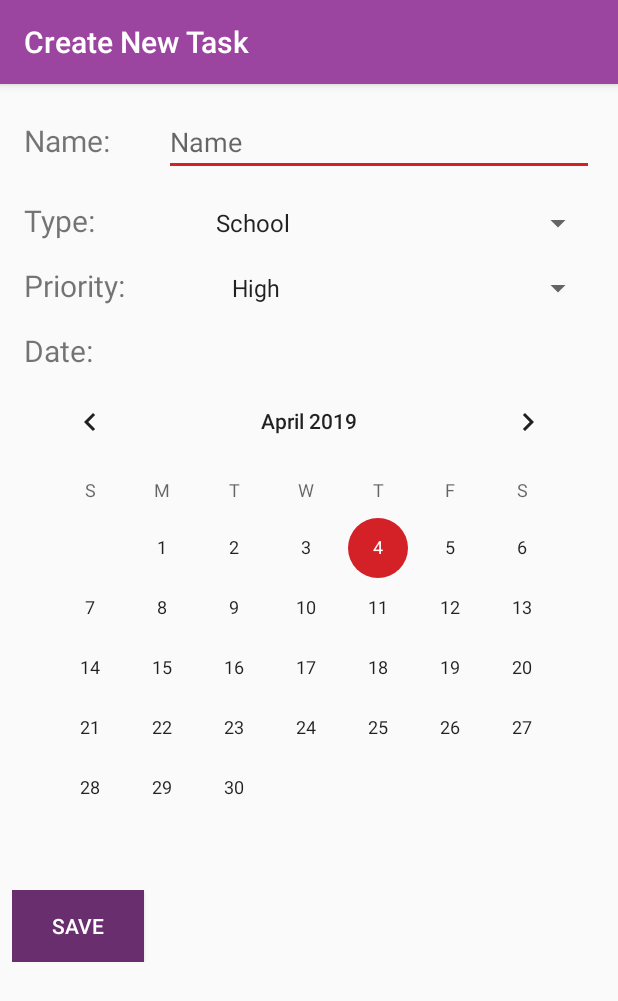
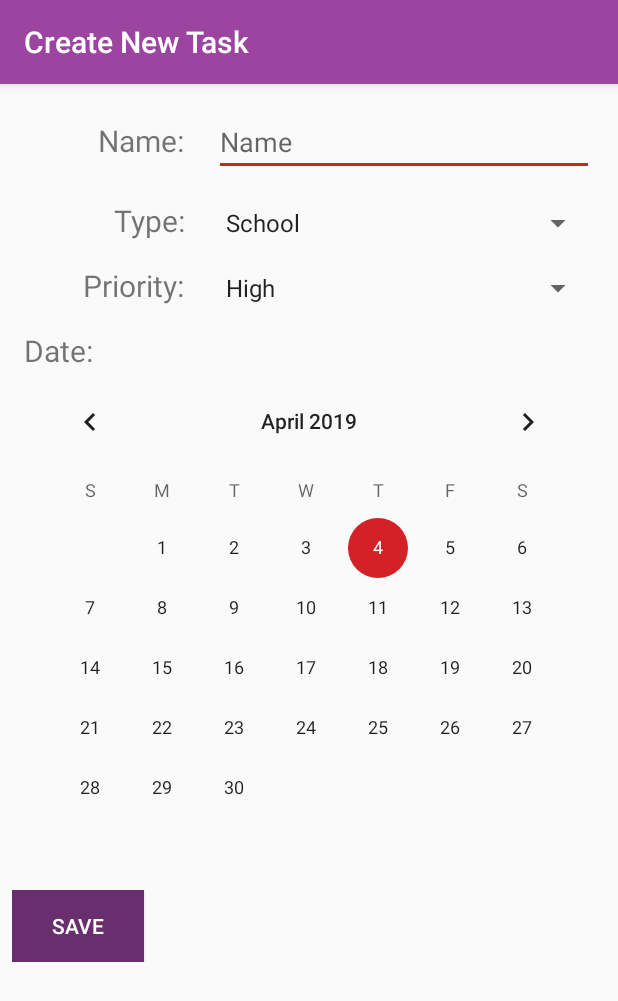
Before and after one commit to greenstack/yatm, an Android app: the ListDataActivity screen opened directly, with no data from a screen before it, on a phone screen of 412 x 824 dp. Shown: the top 1001 px of the screen. Run offline under Robolectric (Android 15) with nearby library versions, the phone set to English and light mode, and no system bars; our stand-ins replace Room's generated code.

Commit message:
added some new layout stuff

```diff
--- a/app/build.gradle
+++ b/app/build.gradle
@@ -27,5 +27,6 @@ dependencies {
     androidTestImplementation 'com.android.support.test.espresso:espresso-core:3.0.2'
     implementation 'com.android.support:recyclerview-v7:28.0.0'
     implementation 'org.jetbrains:annotations-java5:15.0'
+    implementation 'com.android.support:gridlayout-v7:28.0.0'
 
 }
--- a/app/src/main/res/layout/set_up_list.xml
+++ b/app/src/main/res/layout/set_up_list.xml
@@ -22,17 +22,19 @@
 
         <TextView
             android:id="@+id/name_text"
-            android:layout_width="wrap_content"
+            android:layout_width="match_parent"
             android:layout_height="wrap_content"
-            android:layout_weight="1"
+            android:layout_weight="2"
+            android:layout_marginRight="20dp"
             android:text="@string/list_setup_name"
+            android:textAlignment="textEnd"
             android:textSize="20sp" />
 
         <EditText
             android:id="@+id/name_edit_text"
-            android:layout_width="wrap_content"
+            android:layout_width="match_parent"
             android:layout_height="wrap_content"
-            android:layout_weight="2"
+            android:layout_weight="1"
             android:ems="10"
             android:hint="@string/list_setup_name_edit"
             android:inputType="textPersonName" />
@@ -49,17 +51,19 @@
 
         <TextView
             android:id="@+id/textView5"
-            android:layout_width="wrap_content"
+            android:layout_width="match_parent"
             android:layout_height="wrap_content"
-            android:layout_weight="1"
+            android:layout_weight="2"
+            android:layout_marginRight="20dp"
             android:text="@string/list_setup_type"
+            android:textAlignment="textEnd"
             android:textSize="20sp" />
 
         <Spinner
             android:id="@+id/type_spinner"
-            android:layout_width="wrap_content"
+            android:layout_width="match_parent"
             android:layout_height="wrap_content"
-            android:layout_weight="2"
+            android:layout_weight="1"
             android:entries="@array/type"
             android:spinnerMode="dropdown" />
 
@@ -79,6 +83,7 @@
             android:layout_width="wrap_content"
             android:layout_height="wrap_content"
             android:layout_weight="1"
+            android:layout_marginRight="20dp"
             android:text="@string/list_setup_date"
             android:textSize="20sp" />
 
@@ -101,17 +106,19 @@
 
         <TextView
             android:id="@+id/priority_setup_text"
-            android:layout_width="wrap_content"
+            android:layout_width="match_parent"
             android:layout_height="wrap_content"
-            android:layout_weight="1"
+            android:layout_weight="2"
+            android:layout_marginRight="20dp"
             android:text="@string/list_setup_priority"
+            android:textAlignment="textEnd"
             android:textSize="20sp" />
 
         <Spinner
             android:id="@+id/priority_spinner"
-            android:layout_width="wrap_content"
+            android:layout_width="match_parent"
             android:layout_height="wrap_content"
-            android:layout_weight="2"
+            android:layout_weight="1"
             android:entries="@array/priority"
             android:spinnerMode="dropdown" />
 
```
